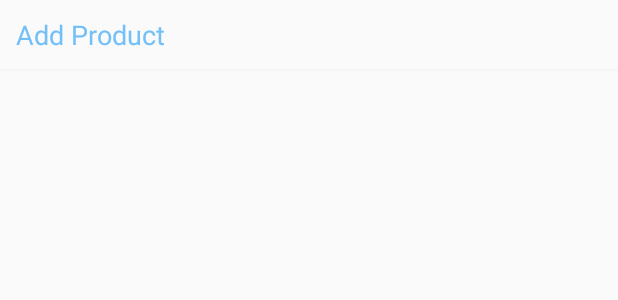
After one commit to vashisthumesh/Fundit, an Android app: the layout activity_add_product.xml on its own in the app's theme, with its tools: preview values and no code run, on a phone screen of 412 x 824 dp. The commit adds this screen. Shown: the top 300 px of the screen. Run offline under Robolectric (Android 15) with nearby library versions, the phone set to English and light mode, and no system bars.

Commit message:
Integration of Webservices

```diff
--- a/app/src/main/java/com/fundit/OrganizationProfileActivity.java
+++ b/app/src/main/java/com/fundit/OrganizationProfileActivity.java
@@ -249,7 +249,7 @@ public class OrganizationProfileActivity extends AppCompatActivity {
                     C.INSTANCE.showToast(getApplicationContext(), "Please select profile image");
                 } else {
                     dialog.show();
-                    Call<VerifyResponse> profileResponse = adminAPI.editOrganizationProfile(preference.getUserID(), preference.getTokenHash(), stateItems.get(statePosition).getId(), cityItems.get(cityPosition).getId(), address1, zipcode, schoolItems.get(schoolPosition).getId(), subSchoolItems.get(subSchoolPosition).getId(), description, contactInfo, ServiceGenerator.prepareFilePart("image", imagePath));
+                    Call<VerifyResponse> profileResponse = adminAPI.editOrganizationProfile(preference.getUserID(), preference.getTokenHash(), title, stateItems.get(statePosition).getId(), cityItems.get(cityPosition).getId(), address1, zipcode, schoolItems.get(schoolPosition).getId(), subSchoolItems.get(subSchoolPosition).getId(), description, contactInfo, ServiceGenerator.prepareFilePart("image", imagePath));
                     profileResponse.enqueue(new Callback<VerifyResponse>() {
                         @Override
                         public void onResponse(Call<VerifyResponse> call, Response<VerifyResponse> response) {
--- a/app/src/main/java/com/fundit/VerificationActivity.java
+++ b/app/src/main/java/com/fundit/VerificationActivity.java
@@ -77,16 +77,19 @@ public class VerificationActivity extends AppCompatActivity {
                                     in.setFlags(Intent.FLAG_ACTIVITY_CLEAR_TOP);
                                     in.putExtra("firstTime", true);
                                     startActivity(in);
+                                    finish();
                                 }
                                 else if(verifyResponse.getData().getUser().getRole_id().equals(C.FUNDSPOT)){
                                     Intent in=new Intent(VerificationActivity.this,FundSpotProfile.class);
                                     in.setFlags(Intent.FLAG_ACTIVITY_CLEAR_TOP);
                                     startActivity(in);
+                                    finish();
                                 }
                                 else if(verifyResponse.getData().getUser().getRole_id().equals(C.GENERAL_MEMBER)){
                                     Intent in=new Intent(VerificationActivity.this,GeneralMemberProfileActivity.class);
                                     in.setFlags(Intent.FLAG_ACTIVITY_CLEAR_TOP);
                                     startActivity(in);
+                                    finish();
                                 }
 
                             }
--- a/app/src/main/java/com/fundit/a/AppPreference.java
+++ b/app/src/main/java/com/fundit/a/AppPreference.java
@@ -12,12 +12,6 @@ public class AppPreference {
     public static final String FILE_NAME="FundItPref";
     SharedPreferences preferences;
     SharedPreferences.Editor editor;
-    boolean loggedIn=false;
-    String userID="";
-    String userRoleID="";
-    String tokenHash="";
-    String userData="";
-    String memberData = "";
 
     public AppPreference(Context context) {
         preferences=context.getSharedPreferences(FILE_NAME,Context.MODE_PRIVATE);
--- a/app/src/main/java/com/fundit/apis/AdminAPI.java
+++ b/app/src/main/java/com/fundit/apis/AdminAPI.java
@@ -65,6 +65,8 @@ public interface AdminAPI {
 
     @Multipart
     @POST(W.EDIT_ORGANIZATION_PROFILE)
-    Call<VerifyResponse> editOrganizationProfile(@Part("user_id") String userID, @Part("tokenhash") String token, @Part("state_id") String stateID, @Part("city_id") String cityID, @Part("location") String address, @Part("zip_code") String zipCode, @Part("type_id") String typeID, @Part("sub_type_id") String subSchoolID, @Part("description") String description, @Part("contact_info") String contactInfo, @Part MultipartBody.Part profileImage);
+    Call<VerifyResponse> editOrganizationProfile(@Part("user_id") String userID, @Part("tokenhash") String token, @Part("title") String title, @Part("state_id") String stateID, @Part("city_id") String cityID, @Part("location") String address, @Part("zip_code") String zipCode, @Part("type_id") String typeID, @Part("sub_type_id") String subSchoolID, @Part("description") String description, @Part("contact_info") String contactInfo, @Part MultipartBody.Part profileImage);
+
+
 
 }
--- /dev/null
+++ b/app/src/main/res/layout/activity_add_product.xml
@@ -0,0 +1,25 @@
+<?xml version="1.0" encoding="utf-8"?>
+<LinearLayout
+    xmlns:android="http://schemas.android.com/apk/res/android"
+    xmlns:tools="http://schemas.android.com/tools"
+    android:layout_width="match_parent"
+    android:layout_height="match_parent"
+    android:orientation="vertical"
+    tools:context="com.fundit.fundspot.AddProductActivity">
+
+    <TextView
+        android:layout_width="match_parent"
+        android:layout_height="wrap_content"
+        android:layout_margin="5dp"
+        android:padding="5dp"
+        android:text="Add Product"
+        android:textColor="@color/colorPrimary"
+        android:textSize="18sp"/>
+
+    <View
+        android:layout_width="match_parent"
+        android:layout_height="1dp"
+        android:background="@color/lightGrey200"/>
+
+
+</LinearLayout>
```
Also changed, not shown: app/src/main/AndroidManifest.xml (+5 -2 lines), app/src/main/java/com/fundit/HomeActivity.kt (+30 -5 lines), app/src/main/java/com/fundit/SignInActivity.java (+10 -1 lines), app/src/main/java/com/fundit/apis/ServiceGenerator.java (+9 -0 lines), app/src/main/java/com/fundit/fundspot/AddProductActivity.java (added, +15 -0 lines), app/src/main/java/com/fundit/fundspot/MyProductsFragment.java (added, +51 -0 lines), app/src/main/res/drawable/ic_add_black_24dp.xml (added, +9 -0 lines), app/src/main/res/layout/fragment_my_products.xml (added, +43 -0 lines), app/src/main/res/drawable-hdpi/ic_add_button.png (added), app/src/main/res/drawable-mdpi/ic_add_button.png (added), app/src/main/res/drawable-xhdpi/ic_add_button.png (added), app/src/main/res/drawable-xxhdpi/ic_add_button.png (added).
